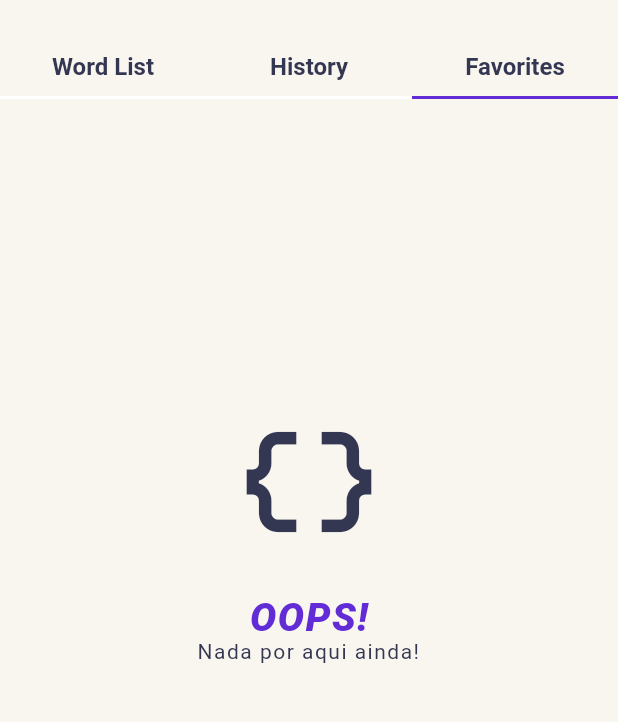
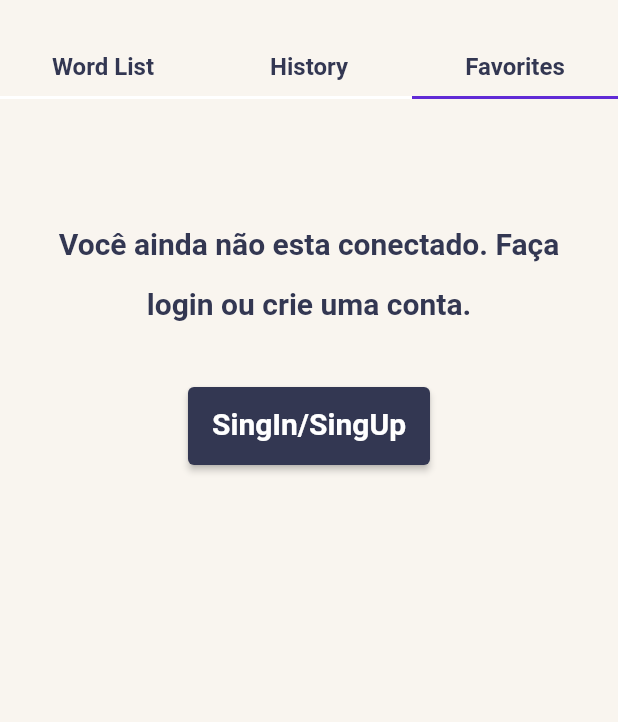
Before and after one commit to ivo-junior/dictionary_words, a Flutter app: the screen it shows after launch, tab 3 chosen, on a phone screen of 412 x 824 dp, the part 117-839 px from its top. Run offline on Flutter 3.47's test engine with Material 2 defaults, Android fonts, the phone set to English and light mode, and no system bars; our stand-ins replace another_flushbar, auto_size_text, firebase_auth, firebase_core, firebase_database, get and 6 more; missing offline and left inert: firebase_ui_database; accounts and stored records are empty; Roboto replaces fonts that are missing (Commissioner).

Commit message:
feat: integrate login with favorit list

```diff
--- a/lib/features/auth/forgot_password/presentation/controllers/forgot_password_change_password_controller.dart
+++ b/lib/features/auth/forgot_password/presentation/controllers/forgot_password_change_password_controller.dart
@@ -3,7 +3,6 @@ import 'package:flutter/material.dart';
 // ignore: depend_on_referenced_packages
 import 'package:get/get.dart';
 import 'package:dictionary_words/core/routes/auth_routes.dart';
-import 'package:dictionary_words/global_components/layouts/auth_layout/auth_layout_animation_controller.dart';
 
 class ForgotPasswordChangePasswordController extends GetxController {
   GlobalKey<FormState> formKey = GlobalKey<FormState>();
@@ -14,7 +13,6 @@ class ForgotPasswordChangePasswordController extends GetxController {
   final observablePassword = RxString('');
   final confirmPasswordController = TextEditingController();
 
-  final AuthLayoutAnimationController _animationController = Get.find();
 
   final String email = Get.arguments[0];
   final String code = Get.arguments[1];
@@ -29,7 +27,6 @@ class ForgotPasswordChangePasswordController extends GetxController {
 
   void goToSucessPage() {
     Get.offAllNamed(AuthRoutes.FORGOT_PASSWORD_SUCESS.value);
-    _animationController.resetSheetScrollPosition();
   }
 
   void resetDefaultState() {
--- a/lib/features/auth/forgot_password/presentation/controllers/forgot_password_confirm_code_controller.dart
+++ b/lib/features/auth/forgot_password/presentation/controllers/forgot_password_confirm_code_controller.dart
@@ -2,13 +2,11 @@ import 'package:firebase_auth/firebase_auth.dart';
 // ignore: depend_on_referenced_packages
 import 'package:get/get.dart';
 import 'package:dictionary_words/core/routes/auth_routes.dart';
-import 'package:dictionary_words/global_components/layouts/auth_layout/auth_layout_animation_controller.dart';
 
 class ForgotPasswordConfirmCodeController extends GetxController {
   final codeConfirm = RxString('');
   final errorMessage = RxString('');
 
-  final AuthLayoutAnimationController _animationController = Get.find();
 
   final FirebaseAuth _auth = Get.arguments;
 
@@ -28,7 +26,6 @@ class ForgotPasswordConfirmCodeController extends GetxController {
 
   void backToLoginPage() {
     Get.close(2);
-    _animationController.resetSheetScrollPosition();
   }
 
   void resetDefaultState() {
@@ -38,7 +35,6 @@ class ForgotPasswordConfirmCodeController extends GetxController {
   void goToChangePasswordPage() {
     Get.offAllNamed(AuthRoutes.FORGOT_PASSWORD_CHANGE_PASSWORD.value,
         arguments: [email, codeConfirm.value, _auth]);
-    _animationController.resetSheetScrollPosition();
   }
 
   Future<void> submit() async {
--- a/lib/features/auth/forgot_password/presentation/controllers/forgot_password_email_controller.dart
+++ b/lib/features/auth/forgot_password/presentation/controllers/forgot_password_email_controller.dart
@@ -4,15 +4,12 @@ import 'package:firebase_auth/firebase_auth.dart';
 import 'package:flutter/material.dart';
 import 'package:get/get.dart';
 import 'package:dictionary_words/core/routes/auth_routes.dart';
-import 'package:dictionary_words/global_components/layouts/auth_layout/auth_layout_animation_controller.dart';
 
 class ForgotPasswordEmailController extends GetxController {
   GlobalKey<FormState> formKey = GlobalKey<FormState>();
 
   final emailController = TextEditingController();
   final errorMessage = RxString('');
-
-  final AuthLayoutAnimationController _animationController = Get.find();
 
   final FirebaseAuth _auth = Get.arguments;
 
@@ -32,7 +29,6 @@ class ForgotPasswordEmailController extends GetxController {
   void goToCodeVerifyPage() {
     Get.offAllNamed(AuthRoutes.FORGOT_PASSWORD_CODE_VERIFY.value,
         arguments: emailController.text);
-    _animationController.resetSheetScrollPosition();
   }
 
   void resetDefaultState() {
@@ -40,7 +36,6 @@ class ForgotPasswordEmailController extends GetxController {
   }
 
   void goToLogin() {
-    _animationController.resetSheetScrollPosition();
     formKey.currentState!.reset();
 
     Get.offAllNamed(AuthRoutes.LOGIN.value);
--- a/lib/features/auth/signup/presentation/widgets/signup_sucess.dart
+++ b/lib/features/auth/signup/presentation/widgets/signup_sucess.dart
@@ -1,13 +1,17 @@
+import 'package:dictionary_words/core/routes/app_routes.dart';
 import 'package:flutter/material.dart';
 import 'package:dictionary_words/global_components/labels/forms_subtitle.dart';
 import 'package:dictionary_words/global_components/labels/forms_title.dart';
 import 'package:dictionary_words/global_components/buttons/custom_button.dart';
 import 'package:dictionary_words/global_components/theme/app_colors.dart';
+import 'package:get/get.dart';
 
 class SignUpSucess extends StatelessWidget {
   const SignUpSucess({super.key});
 
-  void goToHome() {}
+  void goToHome() {
+    Get.offNamed(AppRoutes.HOME.value);
+  }
 
   @override
   Widget build(BuildContext context) {
--- a/lib/features/home/presentation/pages/widgets/list_favorites.dart
+++ b/lib/features/home/presentation/pages/widgets/list_favorites.dart
@@ -2,6 +2,7 @@
 
 import 'package:dictionary_words/features/home/presentation/controllers/home_controller.dart';
 import 'package:dictionary_words/features/home/presentation/pages/widgets/no_data_page.dart';
+import 'package:dictionary_words/features/home/presentation/pages/widgets/request_login.dart';
 import 'package:dictionary_words/features/home/presentation/pages/widgets/word_widget.dart';
 import 'package:dictionary_words/features/word/data/models/word_model.dart';
 import 'package:dictionary_words/global_components/theme/app_colors.dart';
@@ -20,12 +21,17 @@ class ListFavorites extends StatelessWidget {
   Widget build(BuildContext context) {
     if (_homeController.currentRoutBodyChild.value == "/off_page") {
       return const OffPage();
+    } else if (_homeController.user == null) {
+      return RequestLogin();
     } else if (_homeController.favoriteList.isNotEmpty) {
       return Scaffold(
         appBar: AppBar(
           backgroundColor: Colors.transparent,
           elevation: 0,
-          title: Text(
+          title: Row(
+            mainAxisAlignment: MainAxisAlignment.spaceBetween,
+            children: [
+              Text(
                 'Favorite List',
                 style: GoogleFonts.commissioner(
                     color: AppColors.text.darkBlue,
@@ -33,10 +39,18 @@ class ListFavorites extends StatelessWidget {
                     fontSize: 26,
                     fontWeight: FontWeight.w700),
               ),
+              IconButton(
+                onPressed: () => showLogoutButton(context),
+                icon: const Icon(
+                  Icons.person,
+                  color: AppColors.darkBlue,
                 ),
-        body: Padding(
-          padding: const EdgeInsets.all(12),
-          child: GridView.builder(
+                iconSize: 32,
+              )
+            ],
+          ),
+        ),
+        body: GridView.builder(
           physics: const ClampingScrollPhysics(),
           itemCount: _homeController.favoriteList.length,
           gridDelegate: const SliverGridDelegateWithFixedCrossAxisCount(
@@ -56,10 +70,51 @@ class ListFavorites extends StatelessWidget {
             );
           },
         ),
+      );
+    } else {
+      return Scaffold(
+          appBar: AppBar(
+            backgroundColor: Colors.transparent,
+            elevation: 0,
+            title: Row(
+              mainAxisAlignment: MainAxisAlignment.end,
+              children: [
+                IconButton(
+                  onPressed: () => showLogoutButton(context),
+                  icon: const Icon(
+                    Icons.person,
+                    color: AppColors.darkBlue,
+                  ),
+                  iconSize: 32,
+                )
+              ],
+            ),
+          ),
+          body: const Center(child: NodataPage()));
+    }
+  }
+
+  void showLogoutButton(BuildContext context) {
+    showDialog(
+      context: context,
+      builder: (context) => AlertDialog(
+        actions: [
+          Container(
+            padding: const EdgeInsets.all(8),
+            color: Colors.white,
+            child: Center(
+              child: IconButton(
+                onPressed: () => _homeController.logout(),
+                icon: const Icon(
+                  Icons.logout,
+                  color: AppColors.darkBlue,
+                ),
+                iconSize: 48,
+              ),
+            ),
+          ),
+        ],
       ),
     );
-    } else {
-      return const NodataPage();
   }
 }
-}
--- /dev/null
+++ b/lib/features/home/presentation/pages/widgets/request_login.dart
@@ -0,0 +1,55 @@
+import 'package:dictionary_words/core/routes/auth_routes.dart';
+import 'package:dictionary_words/global_components/theme/app_colors.dart';
+import 'package:flutter/material.dart';
+import 'package:get/get.dart';
+import 'package:google_fonts/google_fonts.dart';
+
+class RequestLogin extends StatelessWidget {
+  RequestLogin({super.key});
+
+  final GlobalKey<NavigatorState> navigatorKey = GlobalKey<NavigatorState>();
+
+  @override
+  Widget build(BuildContext context) {
+    return Padding(
+      padding: const EdgeInsets.symmetric(horizontal: 30),
+      child: Column(
+        children: [
+          const SizedBox(
+            height: 60,
+          ),
+          Text(
+            'Você ainda não esta conectado. Faça login ou crie uma conta.',
+            textAlign: TextAlign.center,
+            style: GoogleFonts.commissioner(
+                color: AppColors.text.darkBlue,
+                height: 2,
+                fontSize: 20,
+                fontWeight: FontWeight.bold),
+          ),
+          const SizedBox(
+            height: 40,
+          ),
+          ElevatedButton(
+            onPressed: () => Get.offAllNamed(AuthRoutes.LOGIN.value),
+            style: ElevatedButton.styleFrom(
+              backgroundColor: AppColors.darkBlue,
+            ),
+            child: Padding(
+              padding: const EdgeInsets.only(bottom: 12.0),
+              child: Text(
+                'SingIn/SingUp',
+                textAlign: TextAlign.center,
+                style: GoogleFonts.commissioner(
+                    color: Colors.white,
+                    height: 2,
+                    fontSize: 20,
+                    fontWeight: FontWeight.bold),
+              ),
+            ),
+          )
+        ],
+      ),
+    );
+  }
+}
--- a/lib/global_components/layouts/global_layout/global_layout.dart
+++ b/lib/global_components/layouts/global_layout/global_layout.dart
@@ -1,7 +1,7 @@
+import 'package:dictionary_words/global_components/layouts/auth_layout/widgets/auth_login_bottom_sheet.dart';
 import 'package:flutter/material.dart';
 import 'package:get/get.dart';
 import 'package:dictionary_words/core/routes/auth_routes.dart';
-import 'package:dictionary_words/global_components/layouts/auth_layout/auth_layout.dart';
 import 'package:dictionary_words/global_components/layouts/global_layout/global_layout_controller.dart';
 
 // ignore: must_be_immutable
@@ -30,7 +30,7 @@ class _GlobalLayoutState extends State<GlobalLayout> {
     final currentRoute = _globalLayoutController.currentRouteName.value;
 
     if (authRoutes.contains(currentRoute)) {
-      return AuthLayout(child: widget.child);
+      return AuthLoginBottomSheet(child: widget.child);
     } else {
       return Scaffold(body: widget.child);
     }
```
Also changed, not shown: lib/features/auth/login/presentation/controllers/login_controller.dart (+7 -10 lines), lib/features/auth/login/presentation/widgets/login_forms.dart (+0 -11 lines), lib/features/auth/signup/presentation/controllers/signup_controller.dart (+0 -19 lines), lib/features/home/presentation/controllers/home_controller.dart (+8 -0 lines), lib/features/splash/presentation/controllers/splash_controller.dart (+1 -14 lines), lib/global_components/layouts/auth_layout/auth_layout.dart (deleted, +0 -91 lines), lib/global_components/layouts/auth_layout/auth_layout_animation_controller.dart (deleted, +0 -148 lines), lib/global_components/layouts/auth_layout/widgets/auth_layout_bottom_sheet.dart (deleted, +0 -74 lines), lib/global_components/layouts/auth_layout/widgets/auth_login_bottom_sheet.dart (added, +56 -0 lines). Lines whose indentation alone changed are shown as unchanged.
